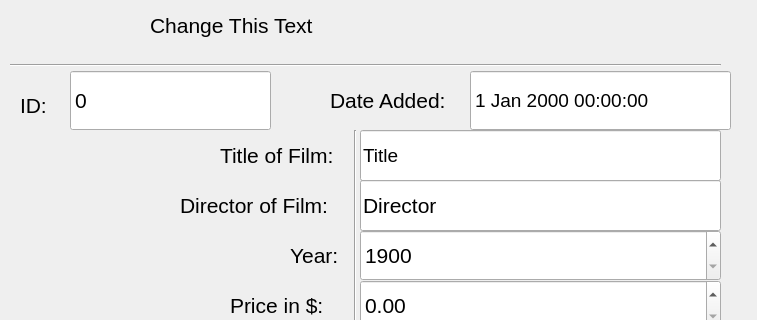
The window that rentalsform.ui (Babkock/VideoStore) describes before a commit, drawn with Qt 5; both pictures show x 0 to 757 and y 0 to 320 of the 757 by 651 pixel window.
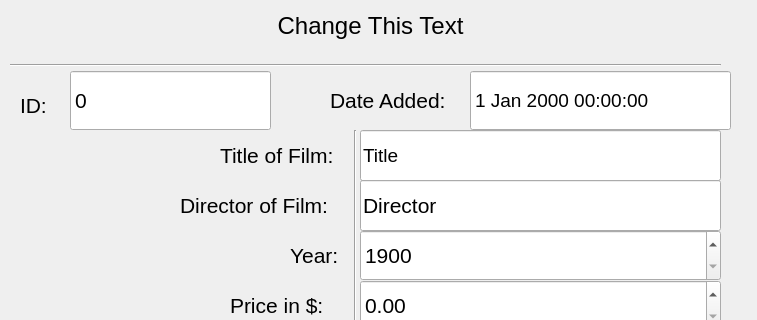
The same window after the commit.

What changed in the file:
```diff
--- a/rentalsform.ui
+++ b/rentalsform.ui
@@ -29,20 +29,23 @@
    <widget class="QLabel" name="rentalsHeaderText">
     <property name="geometry">
      <rect>
-      <x>150</x>
+      <x>100</x>
       <y>10</y>
-      <width>421</width>
+      <width>541</width>
       <height>31</height>
      </rect>
     </property>
     <property name="font">
      <font>
-      <pointsize>16</pointsize>
+      <pointsize>18</pointsize>
      </font>
     </property>
     <property name="text">
      <string>Change This Text</string>
     </property>
+    <property name="alignment">
+     <set>Qt::AlignCenter</set>
+    </property>
    </widget>
    <widget class="Line" name="line">
     <property name="geometry">
```
